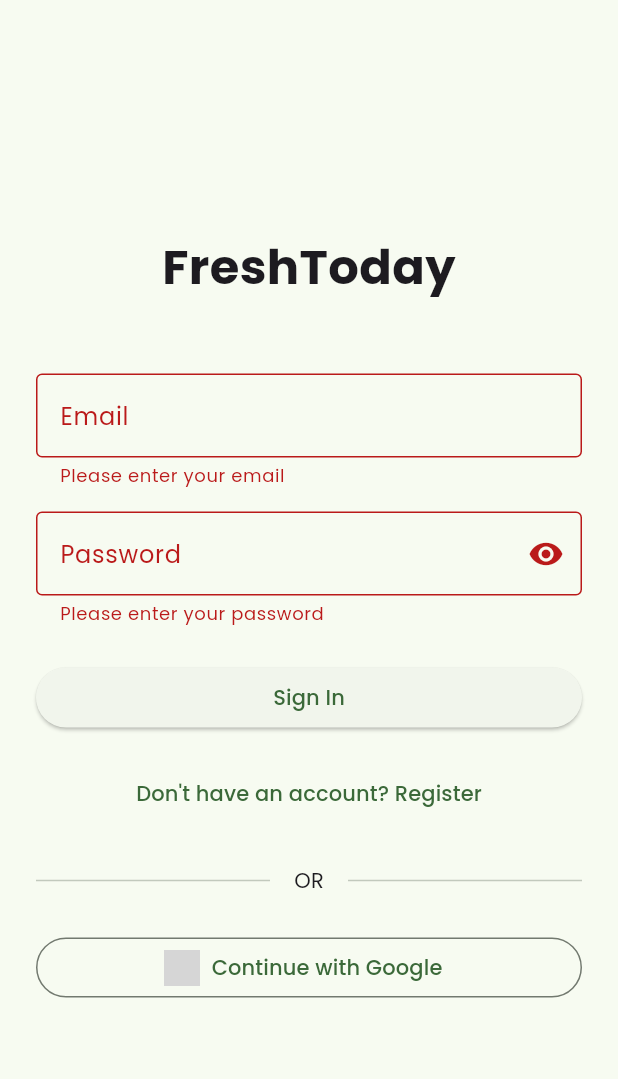
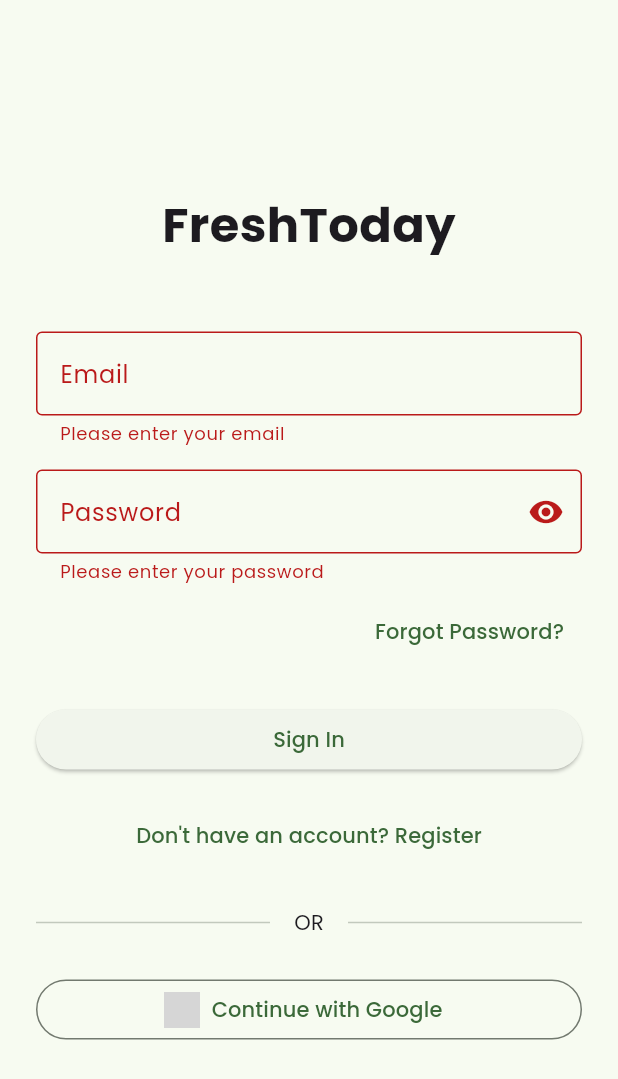
Before and after one commit to FelipeJuarezJr/freshtoday, a Flutter app: the screen it shows after launch, after a tap on "Sign In", on a phone screen of 412 x 824 dp. Shown: the top 1079 px of the screen. Run offline on Flutter 3.47's test engine with Material 3 defaults, Android fonts, the light colour scheme and no system bars; our stand-ins replace firebase_auth, firebase_core, flutter_local_notifications, flutter_secure_storage, google_fonts, google_sign_in and 1 more; accounts and stored records are empty; network calls fail; grey boxes are pictures that could not be loaded.

Commit message:
Login screen created & functional

```diff
--- a/lib/features/auth/screens/login_screen.dart
+++ b/lib/features/auth/screens/login_screen.dart
@@ -126,6 +126,42 @@ class _LoginScreenState extends State<LoginScreen> {
                       },
                     ),
                   ),
+                  const SizedBox(height: 8),
+                  if (_isLogin)
+                    Align(
+                      alignment: Alignment.centerRight,
+                      child: TextButton(
+                        onPressed: authProvider.isLoading
+                            ? null
+                            : () async {
+                                if (_emailController.text.isEmpty) {
+                                  ScaffoldMessenger.of(context).showSnackBar(
+                                    const SnackBar(
+                                      content: Text('Please enter your email to reset password'),
+                                    ),
+                                  );
+                                  return;
+                                }
+                                try {
+                                  await context.read<AuthProvider>().resetPassword(_emailController.text.trim());
+                                  if (mounted) {
+                                    ScaffoldMessenger.of(context).showSnackBar(
+                                      const SnackBar(
+                                        content: Text('Password reset email sent!'),
+                                      ),
+                                    );
+                                  }
+                                } catch (e) {
+                                  if (mounted) {
+                                    ScaffoldMessenger.of(context).showSnackBar(
+                                      SnackBar(content: Text(e.toString())),
+                                    );
+                                  }
+                                }
+                              },
+                        child: const Text('Forgot Password?'),
+                      ),
+                    ),
                   const SizedBox(height: 24),
                   ElevatedButton(
                     onPressed: authProvider.isLoading ? null : _submitForm,
@@ -138,6 +174,7 @@ class _LoginScreenState extends State<LoginScreen> {
                     onPressed: () {
                       setState(() {
                         _isLogin = !_isLogin;
+                        context.read<AuthProvider>().clearError();
                       });
                     },
                     child: Text(
--- a/lib/main.dart
+++ b/lib/main.dart
@@ -10,12 +10,29 @@ import 'data/providers/sobriety_provider.dart';
 import 'data/providers/auth_provider.dart';
 import 'features/home/screens/home_screen.dart';
 import 'features/auth/screens/login_screen.dart';
+import 'firebase_options.dart';
 
 void main() async {
   WidgetsFlutterBinding.ensureInitialized();
 
-  // Initialize Firebase
-  await Firebase.initializeApp();
+  // Initialize Firebase with error handling
+  try {
+    if (Firebase.apps.isEmpty) {
+      await Firebase.initializeApp(
+        options: DefaultFirebaseOptions.currentPlatform,
+      );
+    } else {
+      // Get the existing app if it's already initialized
+      Firebase.app();
+    }
+  } catch (e) {
+    // If there's an error, try to get the existing app
+    try {
+      Firebase.app();
+    } catch (e) {
+      print('Firebase initialization error: $e');
+    }
+  }
 
   // Initialize notifications
   final FlutterLocalNotificationsPlugin flutterLocalNotificationsPlugin =
@@ -85,9 +102,11 @@ class MyApp extends StatelessWidget {
                 ),
               );
             }
-            return authProvider.isAuthenticated
-                ? const HomeScreen()
-                : const LoginScreen();
+            if (authProvider.isAuthenticated) {
+              return const HomeScreen();
+            } else {
+              return const LoginScreen();
+            }
           },
         ),
       ),
```
Also changed, not shown: lib/features/home/screens/home_screen.dart (+41 -0 lines), firebase.json (added), lib/firebase_options.dart (added).
